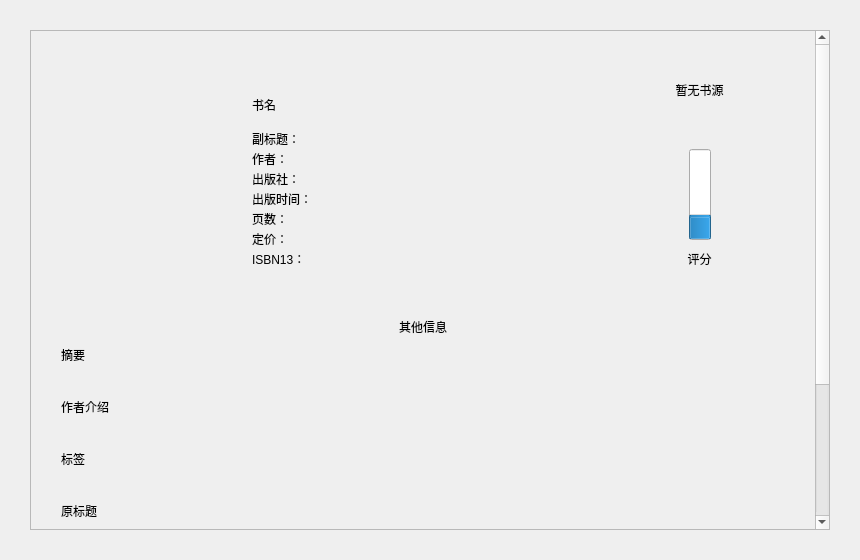
Above: Widgets/BookDetailWidget.ui from MonoKelvin/BookStudyApp before the change. Below: the same form after it.
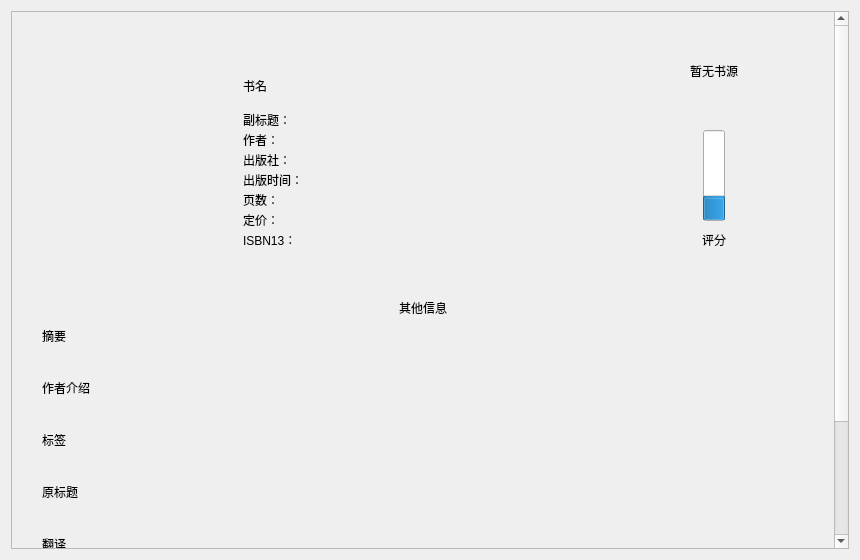
That is the form after the change.

Diff of the .ui file:
```diff
--- a/Widgets/BookDetailWidget.ui
+++ b/Widgets/BookDetailWidget.ui
@@ -11,18 +11,6 @@
    </rect>
   </property>
   <layout class="QGridLayout" name="gridLayout">
-   <property name="leftMargin">
-    <number>30</number>
-   </property>
-   <property name="topMargin">
-    <number>30</number>
-   </property>
-   <property name="rightMargin">
-    <number>30</number>
-   </property>
-   <property name="bottomMargin">
-    <number>30</number>
-   </property>
    <property name="spacing">
     <number>10</number>
    </property>
@@ -36,8 +24,8 @@
        <rect>
         <x>0</x>
         <y>0</y>
-        <width>784</width>
-        <height>726</height>
+        <width>826</width>
+        <height>649</height>
        </rect>
       </property>
       <layout class="QGridLayout" name="gridLayout_4">
```
